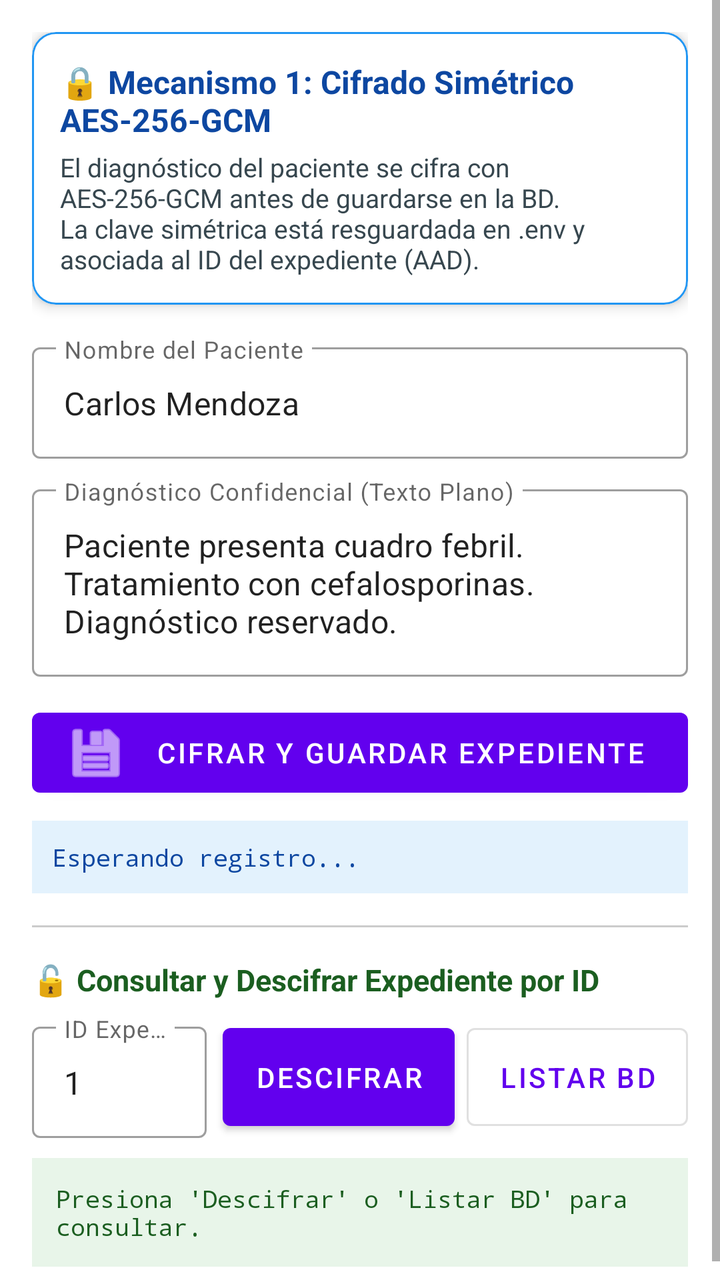
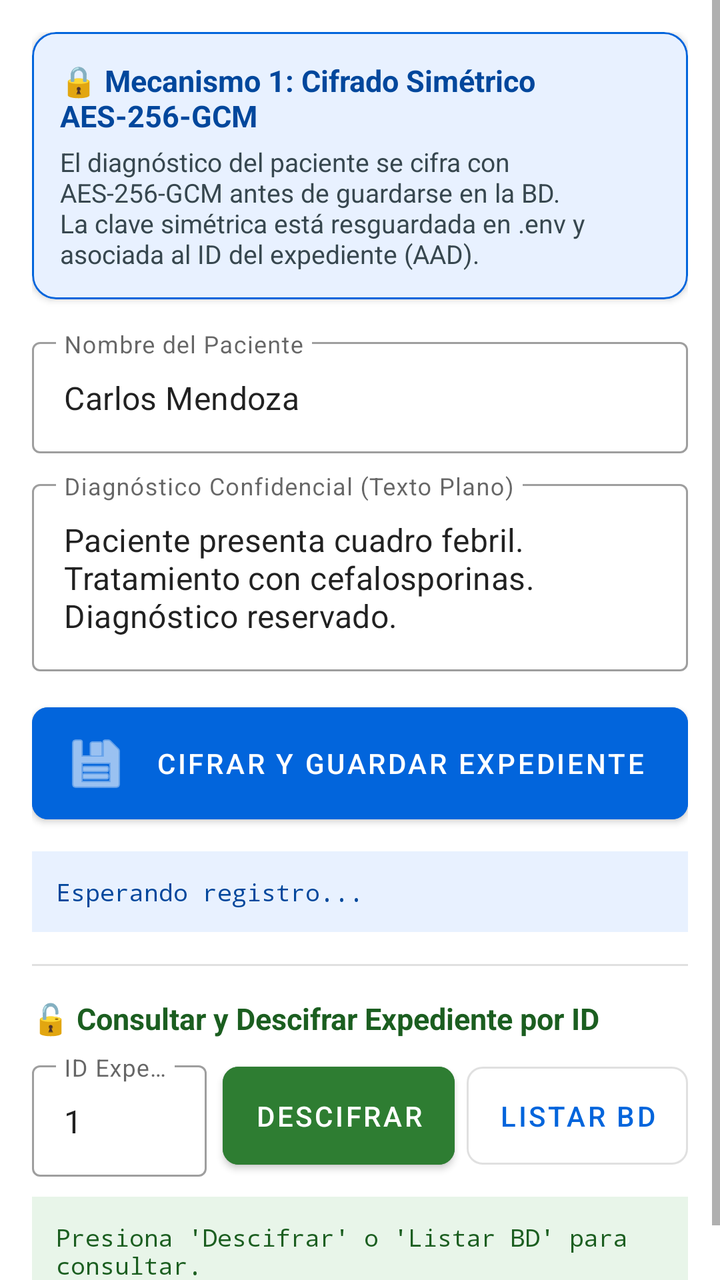

Two renders of the same Android screen: before a commit and after it. Below are the layout's source before the change and the commit's diff.
<!-- AndroidManifest.xml: application theme Theme.AppClinic -->
<!-- res/layout/fragment_expedientes.xml -->
<?xml version="1.0" encoding="utf-8"?>
<ScrollView xmlns:android="http://schemas.android.com/apk/res/android"
    xmlns:app="http://schemas.android.com/apk/res-auto"
    android:layout_width="match_parent"
    android:layout_height="match_parent"
    android:fillViewport="true">

    <LinearLayout
        android:layout_width="match_parent"
        android:layout_height="wrap_content"
        android:orientation="vertical"
        android:padding="16dp">

        
        <com.google.android.material.card.MaterialCardView
            android:layout_width="match_parent"
            android:layout_height="wrap_content"
            android:layout_marginBottom="16dp"
            app:cardCornerRadius="12dp"
            app:cardElevation="4dp"
            app:strokeColor="#2196F3"
            app:strokeWidth="1dp">

            <LinearLayout
                android:layout_width="match_parent"
                android:layout_height="wrap_content"
                android:orientation="vertical"
                android:padding="14dp">

                <TextView
                    android:layout_width="wrap_content"
                    android:layout_height="wrap_content"
                    android:text="🔒 Mecanismo 1: Cifrado Simétrico AES-256-GCM"
                    android:textColor="#0D47A1"
                    android:textSize="16sp"
                    android:textStyle="bold" />

                <TextView
                    android:layout_width="wrap_content"
                    android:layout_height="wrap_content"
                    android:layout_marginTop="4dp"
                    android:text="El diagnóstico del paciente se cifra con AES-256-GCM antes de guardarse en la BD. La clave simétrica está resguardada en .env y asociada al ID del expediente (AAD)."
                    android:textColor="#37474F"
                    android:textSize="13sp" />
            </LinearLayout>
        </com.google.android.material.card.MaterialCardView>

        
        <com.google.android.material.textfield.TextInputLayout
            style="@style/Widget.MaterialComponents.TextInputLayout.OutlinedBox"
            android:layout_width="match_parent"
            android:layout_height="wrap_content"
            android:hint="Nombre del Paciente">

            <com.google.android.material.textfield.TextInputEditText
                android:id="@+id/etPaciente"
                android:layout_width="match_parent"
                android:layout_height="wrap_content"
                android:inputType="textPersonName"
                android:text="Carlos Mendoza" />
        </com.google.android.material.textfield.TextInputLayout>

        <com.google.android.material.textfield.TextInputLayout
            style="@style/Widget.MaterialComponents.TextInputLayout.OutlinedBox"
            android:layout_width="match_parent"
            android:layout_height="wrap_content"
            android:layout_marginTop="10dp"
            android:hint="Diagnóstico Confidencial (Texto Plano)">

            <com.google.android.material.textfield.TextInputEditText
                android:id="@+id/etDiagnostico"
                android:layout_width="match_parent"
                android:layout_height="wrap_content"
                android:gravity="top"
                android:inputType="textMultiLine"
                android:lines="3"
                android:text="Paciente presenta cuadro febril. Tratamiento con cefalosporinas. Diagnóstico reservado." />
        </com.google.android.material.textfield.TextInputLayout>

        <com.google.android.material.button.MaterialButton
            android:id="@+id/btnGuardar"
            android:layout_width="match_parent"
            android:layout_height="wrap_content"
            android:layout_marginTop="12dp"
            android:text="Cifrar y Guardar Expediente"
            app:icon="@android:drawable/ic_menu_save" />

        
        <TextView
            android:id="@+id/tvResultadoGuardado"
            android:layout_width="match_parent"
            android:layout_height="wrap_content"
            android:layout_marginTop="8dp"
            android:background="#E3F2FD"
            android:fontFamily="monospace"
            android:padding="10dp"
            android:text="Esperando registro..."
            android:textColor="#0D47A1"
            android:textSize="12sp" />

        <View
            android:layout_width="match_parent"
            android:layout_height="1dp"
            android:layout_marginVertical="16dp"
            android:background="#CCCCCC" />

        
        <TextView
            android:layout_width="wrap_content"
            android:layout_height="wrap_content"
            android:text="🔓 Consultar y Descifrar Expediente por ID"
            android:textColor="#1B5E20"
            android:textSize="15sp"
            android:textStyle="bold" />

        <LinearLayout
            android:layout_width="match_parent"
            android:layout_height="wrap_content"
            android:layout_marginTop="8dp"
            android:orientation="horizontal">

            <com.google.android.material.textfield.TextInputLayout
                style="@style/Widget.MaterialComponents.TextInputLayout.OutlinedBox"
                android:layout_width="0dp"
                android:layout_height="wrap_content"
                android:layout_weight="1"
                android:hint="ID Expediente">

                <com.google.android.material.textfield.TextInputEditText
                    android:id="@+id/etRecordId"
                    android:layout_width="match_parent"
                    android:layout_height="wrap_content"
                    android:inputType="number"
                    android:text="1" />
            </com.google.android.material.textfield.TextInputLayout>

            <com.google.android.material.button.MaterialButton
                android:id="@+id/btnBuscarDescifrar"
                android:layout_width="wrap_content"
                android:layout_height="match_parent"
                android:layout_marginStart="8dp"
                android:text="Descifrar" />

            <com.google.android.material.button.MaterialButton
                android:id="@+id/btnListarTodo"
                style="@style/Widget.MaterialComponents.Button.OutlinedButton"
                android:layout_width="wrap_content"
                android:layout_height="match_parent"
                android:layout_marginStart="6dp"
                android:text="Listar BD" />
        </LinearLayout>

        
        <TextView
            android:id="@+id/tvResultadoDescifrado"
            android:layout_width="match_parent"
            android:layout_height="wrap_content"
            android:layout_marginTop="10dp"
            android:background="#E8F5E9"
            android:fontFamily="monospace"
            android:padding="12dp"
            android:text="Presiona 'Descifrar' o 'Listar BD' para consultar."
            android:textColor="#1B5E20"
            android:textSize="12sp" />

    </LinearLayout>
</ScrollView>
<!-- resources referenced by this layout -->
<resources>
  <style name="Theme.AppClinic" parent="Theme.MaterialComponents.DayNight.DarkActionBar">
          
          <item name="colorPrimary">@color/purple_500</item>
          <item name="colorPrimaryVariant">@color/purple_700</item>
          <item name="colorOnPrimary">@color/white</item>
          
          <item name="colorSecondary">@color/teal_200</item>
          <item name="colorSecondaryVariant">@color/teal_700</item>
          <item name="colorOnSecondary">@color/black</item>
          
          <item name="android:statusBarColor">?attr/colorPrimaryVariant</item>
          
      </style>
  <color name="purple_500">#FF6200EE</color>
  <color name="purple_700">#FF3700B3</color>
  <color name="white">#FFFFFFFF</color>
  <color name="teal_200">#FF03DAC5</color>
  <color name="teal_700">#FF018786</color>
  <color name="black">#FF000000</color>
</resources>

<!-- the commit's change to res/layout/fragment_expedientes.xml (unified diff, before → after) -->
@@ -16,9 +16,10 @@
             android:layout_width="match_parent"
             android:layout_height="wrap_content"
             android:layout_marginBottom="16dp"
+            app:cardBackgroundColor="#E8F1FF"
             app:cardCornerRadius="12dp"
-            app:cardElevation="4dp"
-            app:strokeColor="#2196F3"
+            app:cardElevation="2dp"
+            app:strokeColor="@color/medical_blue"
             app:strokeWidth="1dp">
 
             <LinearLayout
@@ -31,8 +32,8 @@
                     android:layout_width="wrap_content"
                     android:layout_height="wrap_content"
                     android:text="🔒 Mecanismo 1: Cifrado Simétrico AES-256-GCM"
-                    android:textColor="#0D47A1"
-                    android:textSize="16sp"
+                    android:textColor="@color/medical_blue_dark"
+                    android:textSize="15sp"
                     android:textStyle="bold" />
 
                 <TextView
@@ -82,7 +83,10 @@
             android:layout_width="match_parent"
             android:layout_height="wrap_content"
             android:layout_marginTop="12dp"
+            android:backgroundTint="@color/medical_blue"
+            android:paddingVertical="12dp"
             android:text="Cifrar y Guardar Expediente"
+            app:cornerRadius="8dp"
             app:icon="@android:drawable/ic_menu_save" />
 
         
@@ -90,19 +94,19 @@
             android:id="@+id/tvResultadoGuardado"
             android:layout_width="match_parent"
             android:layout_height="wrap_content"
-            android:layout_marginTop="8dp"
-            android:background="#E3F2FD"
+            android:layout_marginTop="10dp"
+            android:background="#E8F1FF"
             android:fontFamily="monospace"
-            android:padding="10dp"
+            android:padding="12dp"
             android:text="Esperando registro..."
-            android:textColor="#0D47A1"
+            android:textColor="@color/medical_blue_dark"
             android:textSize="12sp" />
 
         <View
             android:layout_width="match_parent"
             android:layout_height="1dp"
             android:layout_marginVertical="16dp"
-            android:background="#CCCCCC" />
+            android:background="#E0E0E0" />
 
         
         <TextView
@@ -139,7 +143,9 @@
                 android:layout_width="wrap_content"
                 android:layout_height="match_parent"
                 android:layout_marginStart="8dp"
-                android:text="Descifrar" />
+                android:backgroundTint="#2E7D32"
+                android:text="Descifrar"
+                app:cornerRadius="8dp" />
 
             <com.google.android.material.button.MaterialButton
                 android:id="@+id/btnListarTodo"
@@ -147,7 +153,8 @@
                 android:layout_width="wrap_content"
                 android:layout_height="match_parent"
                 android:layout_marginStart="6dp"
-                android:text="Listar BD" />
+                android:text="Listar BD"
+                app:cornerRadius="8dp" />
         </LinearLayout>
 
         
<!-- resource entries referenced after the edit -->
@@ -1,20 +1,19 @@
 <!-- resources referenced by this layout -->
 <resources>
-  <style name="Theme.AppClinic" parent="Theme.MaterialComponents.DayNight.DarkActionBar">
+  <color name="medical_blue">#0265DC</color>
+  <color name="medical_blue_dark">#01479C</color>
+  <style name="Theme.AppClinic" parent="Theme.MaterialComponents.DayNight.NoActionBar">
           
-          <item name="colorPrimary">@color/purple_500</item>
-          <item name="colorPrimaryVariant">@color/purple_700</item>
+          <item name="colorPrimary">@color/medical_blue</item>
+          <item name="colorPrimaryVariant">@color/medical_blue_dark</item>
           <item name="colorOnPrimary">@color/white</item>
           
           <item name="colorSecondary">@color/teal_200</item>
           <item name="colorSecondaryVariant">@color/teal_700</item>
           <item name="colorOnSecondary">@color/black</item>
           
-          <item name="android:statusBarColor">?attr/colorPrimaryVariant</item>
-          
+          <item name="android:statusBarColor">@color/medical_blue_dark</item>
       </style>
-  <color name="purple_500">#FF6200EE</color>
-  <color name="purple_700">#FF3700B3</color>
   <color name="white">#FFFFFFFF</color>
   <color name="teal_200">#FF03DAC5</color>
   <color name="teal_700">#FF018786</color>
